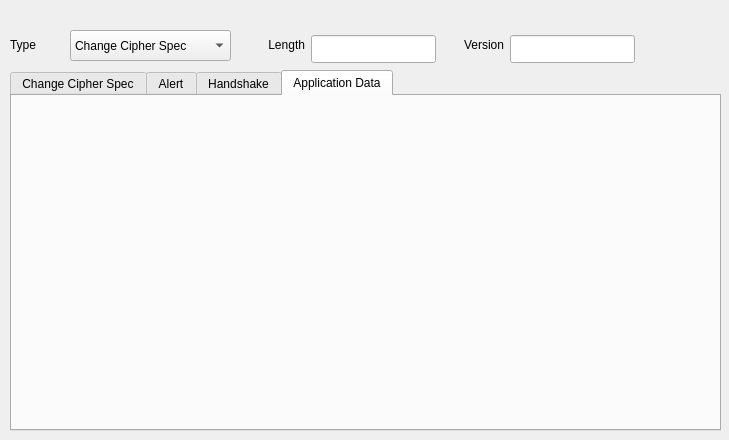
First picture: the form in common/ssl.ui, repository karthikbhata97/ostinato, before the edit.
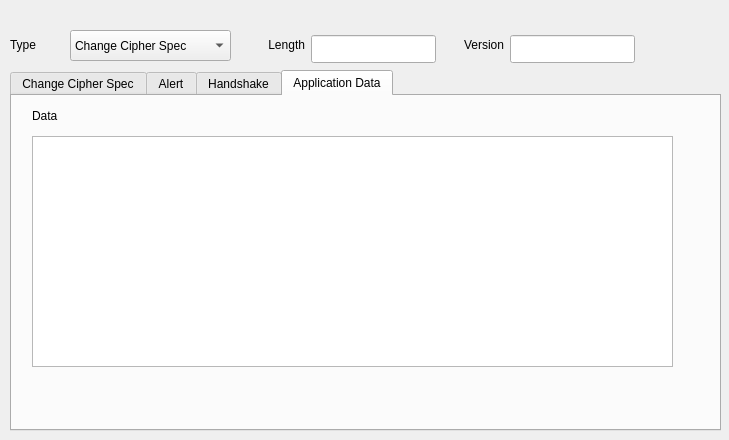
Second picture: the form after the edit. The open tabs and pages were chosen to show the change.

Commit message: application data

The edit to the form file:
```diff
--- a/common/ssl.ui
+++ b/common/ssl.ui
@@ -813,6 +813,29 @@
     <attribute name="title">
      <string>Application Data</string>
     </attribute>
+    <widget class="QTextEdit" name="teAppData">
+     <property name="geometry">
+      <rect>
+       <x>20</x>
+       <y>40</y>
+       <width>641</width>
+       <height>231</height>
+      </rect>
+     </property>
+    </widget>
+    <widget class="QLabel" name="label_6">
+     <property name="geometry">
+      <rect>
+       <x>20</x>
+       <y>10</y>
+       <width>63</width>
+       <height>20</height>
+      </rect>
+     </property>
+     <property name="text">
+      <string>Data</string>
+     </property>
+    </widget>
    </widget>
   </widget>
  </widget>
```
Left out of the diff: 2 changed lines with no effect on the pictures. The commit also changes 2 other files.
